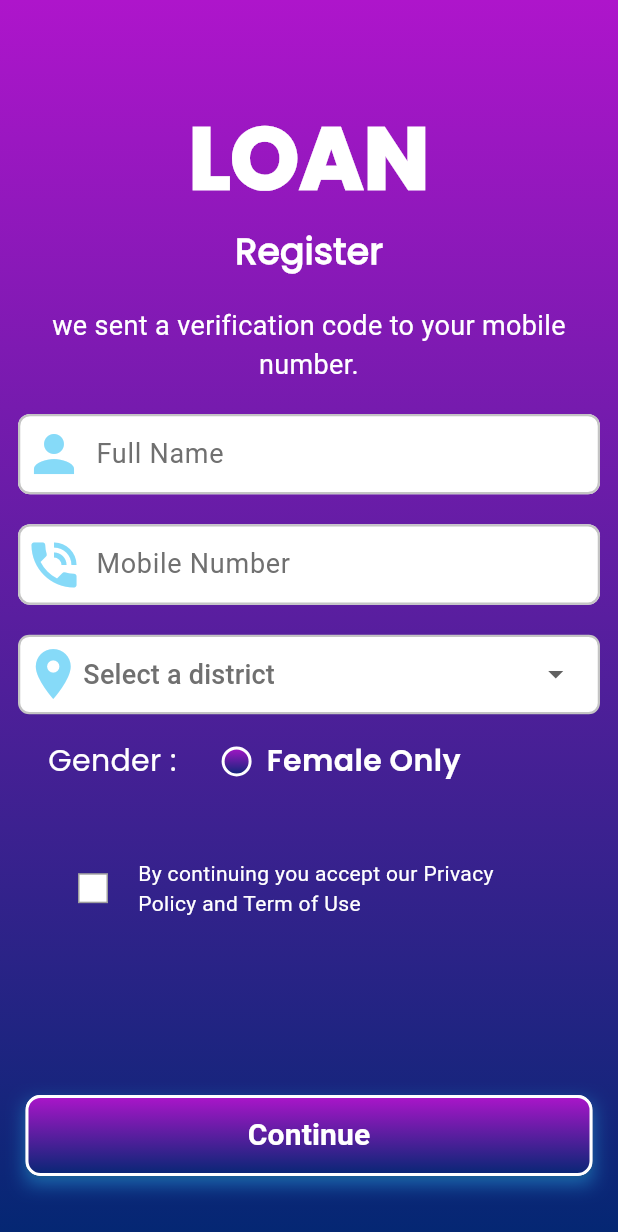
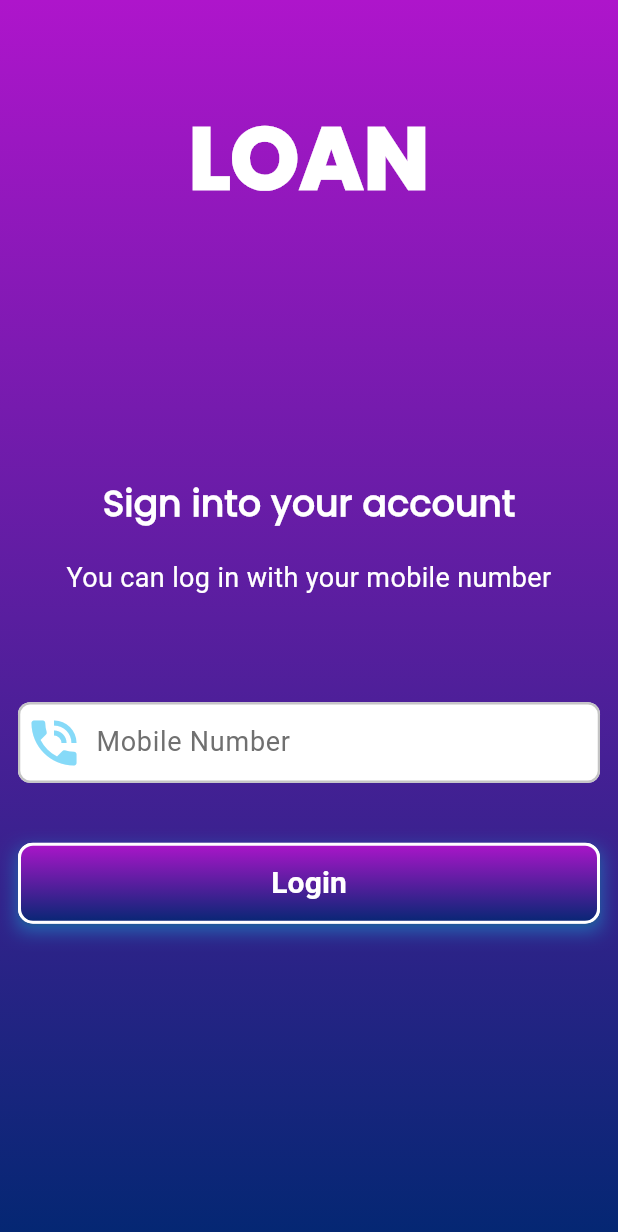
Before and after one commit to shahidulislam-dev/NGO_App, a Flutter app: the RegistrationScreen screen opened directly, after a tap on "Continue", on a phone screen of 412 x 824 dp. Shown: the top 1232 px of the screen. Run offline on Flutter 3.47's test engine with Material 3 defaults, Android fonts, the phone set to English and light mode, and no system bars; drawn by our look-alikes of dropdown_button2; our stand-ins replace animated_custom_dropdown, cloud_firestore, firebase_auth, firebase_core, flutter_otp_text_field, get and 3 more; accounts and stored records are empty.

Commit message:
"Third Day Development"

```diff
--- a/ngo_app/lib/const/colors.dart
+++ b/ngo_app/lib/const/colors.dart
@@ -11,6 +11,7 @@ const red = Color.fromRGBO(255, 115, 115, 1.0);
 const green = Color.fromRGBO(52, 168, 83, 1.0);
 const borderColor = Color.fromRGBO(196, 196, 196, 1);
 const iconColor = Color.fromRGBO(2, 177, 241, 0.478);
+const fontsLight = Color.fromRGBO(134, 146, 166, 1);
 
 // Your existing colors and gradient
 const gradientBackground = LinearGradient(
--- a/ngo_app/lib/const/images.dart
+++ b/ngo_app/lib/const/images.dart
@@ -2,6 +2,9 @@ const icLogo = "assets/icons/logo.png";
 const splashImage = "assets/icons/splashImage.png";
 const topHouse = "assets/icons/house1.png";
 const bottomHouse = "assets/icons/house2.png";
+const mobileIcon = "assets/icons/mobileIcon.png";
+const profileIcon = "assets/icons/profileIcon.png";
+const donationIcon = "assets/icons/Donations.png";
 const firstWelcome = "assets/images/firstWelcome.jpeg";
 const secondWelcome = "assets/images/secondWelcome.png";
 const thirdWelcome = "assets/images/thirdWelcome.jpeg";
--- a/ngo_app/lib/const/lists.dart
+++ b/ngo_app/lib/const/lists.dart
@@ -1,3 +1,4 @@
+import 'const.dart';
 
-
-const profileIconList = [];
+const drawerStringList = ["Dashboard","Profile","Download","Loan History","Support","Setting"];
+const drawerIconList = [Icons.dashboard, Icons.person,Icons.download_for_offline,Icons.history_edu, Icons.support, Icons.settings];
--- a/ngo_app/lib/const/strings.dart
+++ b/ngo_app/lib/const/strings.dart
@@ -8,4 +8,10 @@ const appName = "NGO Loan",
     gender = "Gender :",
     female = "Female Only",
     policy = "By continuing you accept our Privacy \nPolicy and Term of Use",
-    continueBtn = "Continue";
+    continueBtn = "Continue",
+    signInto = "Sign into your account",
+    signInWithMobil = "You can log in with your mobile number",
+    verifyMobile = "Verify Mobile Number",
+    verifyMsg = "A Four digit code hase been sent to the",
+    sampleNumber = "+880 01234567899",
+    enterOtpReq = "Please enter the code to continue.";
--- /dev/null
+++ b/ngo_app/lib/views/auth_screen/login_screen.dart
@@ -0,0 +1,44 @@
+import 'package:get/get.dart';
+import 'package:ngo_app/const/const.dart';
+import 'package:ngo_app/const/styles.dart';
+import 'package:ngo_app/views/auth_screen/otp_screen.dart';
+import 'package:ngo_app/widgets_common/bg_widget.dart';
+import 'package:ngo_app/widgets_common/custom_button.dart';
+import 'package:ngo_app/widgets_common/custom_textfield.dart';
+
+class LoginScreen extends StatelessWidget {
+  const LoginScreen({super.key});
+
+  @override
+  Widget build(BuildContext context) {
+    TextEditingController mobileController = TextEditingController();
+    return Scaffold(
+        resizeToAvoidBottomInset: false,
+        body: bgWidget(
+          child: Padding(
+            padding: const EdgeInsets.only(top: 100.0, left: 12, right: 12),
+            child: Column(
+              children: [
+                Center(child: loan.text.size(58).fontFamily(bold).fontWeight(FontWeight.w900).lineHeight(10.5/58).color(white).make()),
+                Expanded(
+                  child: Center(
+                    child: Column(
+                      mainAxisAlignment: MainAxisAlignment.center,
+                      children: [
+                        signInto.text.size(24).fontFamily(regular).fontWeight(FontWeight.w600).color(white).make(),
+                        20.heightBox,
+                        signInWithMobil.text.size(18).color(white).align(TextAlign.center).make(),
+                        70.heightBox,
+                        CustomTextfield(controller: mobileController,keyboardType: TextInputType.number, hintText: mobileHint, prefixIcon: const Icon(Icons.phone_in_talk, color: iconColor,size: 40)),
+                        40.heightBox,
+                        customButton(onPressed: (){Get.to(const OtpScreen());}, text: "Login")
+                      ],
+                    ),
+                  ),
+                )
+              ],
+            ),
+          )
+        ));
+  }
+}
--- a/ngo_app/lib/views/auth_screen/registration_screen.dart
+++ b/ngo_app/lib/views/auth_screen/registration_screen.dart
@@ -1,5 +1,7 @@
+import 'package:get/get.dart';
 import 'package:ngo_app/const/const.dart';
 import 'package:ngo_app/const/styles.dart';
+import 'package:ngo_app/views/auth_screen/login_screen.dart';
 import 'package:ngo_app/widgets_common/bg_widget.dart';
 import 'package:ngo_app/widgets_common/custom_button.dart';
 import 'package:ngo_app/widgets_common/custom_checkbox.dart';
@@ -36,7 +38,7 @@ class _RegistrationScreenState extends State<RegistrationScreen> {
                   20.heightBox,
                   CustomTextfield(controller: nameController, hintText: nameHint, prefixIcon: const Icon(Icons.person, color: iconColor,size: 40),),
                   20.heightBox,
-                  CustomTextfield(controller: nameController, hintText: mobileHint, prefixIcon: const Icon(Icons.phone_in_talk, color: iconColor,size: 40),),
+                  CustomTextfield(controller: nameController,keyboardType: TextInputType.number, hintText: mobileHint, prefixIcon: const Icon(Icons.phone_in_talk, color: iconColor,size: 40)),
                   20.heightBox,
                   const CustomDropdowns(),
                   17.heightBox,
@@ -61,7 +63,11 @@ class _RegistrationScreenState extends State<RegistrationScreen> {
                   const CustomCheckbox(),
                 ],
               ),
-              customButton(onPressed: (){}, text: "Continue")
+              Positioned(
+                  bottom: 40,
+                  left: 5,
+                  right: 5,
+                  child: customButton(onPressed: (){Get.to(const LoginScreen());}, text: "Continue"))
             ]
           ),
         )
--- a/ngo_app/lib/widgets_common/custom_button.dart
+++ b/ngo_app/lib/widgets_common/custom_button.dart
@@ -1,11 +1,7 @@
 import 'package:ngo_app/const/const.dart';
 
 Widget customButton({onPressed, text}){
-  return Positioned(
-    bottom: 40,
-    left: 5,
-    right: 5,
-    child: Container(
+  return Container(
     decoration: BoxDecoration(boxShadow: [
       BoxShadow(
         color: const Color(0xFF2083C3).withOpacity(0.8),
@@ -40,6 +36,5 @@ Widget customButton({onPressed, text}){
       ),
     ),
       ),
-    ),
   );
 }
--- a/ngo_app/lib/widgets_common/custom_dropdown.dart
+++ b/ngo_app/lib/widgets_common/custom_dropdown.dart
@@ -3,7 +3,7 @@ import 'package:flutter/material.dart';
 import 'package:flutter/services.dart';
 import 'package:get/get.dart';
 import 'package:ngo_app/const/colors.dart';
-import '../models/districts.dart';
+import '../model/districts.dart';
 import 'package:velocity_x/velocity_x.dart'; // For text styling
 
 class CustomDropdowns extends StatefulWidget {
@@ -20,7 +20,7 @@ class _CustomDropdownState extends State<CustomDropdowns> {
 
   // Load districts from JSON file
   Future<void> getDistricts() async {
-      var data = await rootBundle.loadString("lib/models/districts.json");
+      var data = await rootBundle.loadString("lib/service/districts.json");
       var jsonData = districtsModelFromJson(data); // Ensure this is correct
       var districtNames = jsonData.districts.map((e) => e.name).toList();
       districtsList.assignAll(districtNames);
--- a/ngo_app/lib/widgets_common/custom_textfield.dart
+++ b/ngo_app/lib/widgets_common/custom_textfield.dart
@@ -2,14 +2,14 @@ import 'package:flutter/material.dart';
 import 'package:ngo_app/const/colors.dart';
 class CustomTextfield extends StatelessWidget {
   final TextEditingController controller;
-  final TextInputType keyboardType;
+  final TextInputType? keyboardType;
   final bool? isObscureText;
   final String? obscureCharacter;
   final String? hintText;
   final Widget? prefixIcon;
   final Widget? suffixIcon;
 
-  const CustomTextfield({super.key, required this.controller, this.keyboardType = TextInputType.text, this.isObscureText = false, this.obscureCharacter = "*", required this.hintText, this.prefixIcon, this.suffixIcon});
+  const CustomTextfield({super.key, required this.controller, this.keyboardType, this.isObscureText = false, this.obscureCharacter = "*", required this.hintText, this.prefixIcon, this.suffixIcon});
 
   @override
   Widget build(BuildContext context) {
--- a/ngo_app/lib/widgets_common/district_dropdown.dart
+++ b/ngo_app/lib/widgets_common/district_dropdown.dart
@@ -2,7 +2,7 @@ import 'package:flutter/material.dart';
 import 'package:flutter/services.dart';
 import 'package:get/get.dart';
 import 'package:ngo_app/const/colors.dart';
-import 'package:ngo_app/models/districts.dart';
+import 'package:ngo_app/model/districts.dart';
 import 'package:animated_custom_dropdown/custom_dropdown.dart'; // Import the custom dropdown package
 import 'package:velocity_x/velocity_x.dart'; // For text styling
 
--- a/ngo_app/pubspec.yaml
+++ b/ngo_app/pubspec.yaml
@@ -42,6 +42,9 @@ dependencies:
   velocity_x: ^4.2.1
   animated_custom_dropdown: ^3.1.1
   dropdown_button2: ^2.3.9
+  flutter_otp_text_field: ^1.2.0
+  fluttertoast: ^8.2.8
+  google_nav_bar: ^5.0.6
   get: ^4.6.6
 
 dev_dependencies:
@@ -71,7 +74,7 @@ flutter:
     - assets/
     - assets/images/
     - assets/icons/
-    - lib/models/districts.json
+    - lib/service/districts.json
 
   # An image asset can refer to one or more resolution-specific "variants", see
   # https://flutter.dev/to/resolution-aware-images
```
Also changed, not shown: ngo_app/lib/views/auth_screen/otp_screen.dart (added, +97 -0 lines), ngo_app/lib/views/home/home.dart (added, +138 -0 lines), ngo_app/lib/views/home/home_screen.dart (added, +14 -0 lines), ngo_app/lib/views/profile_screen/profile_screen.dart (added, +10 -0 lines), ngo_app/assets/icons/Donations.png (added), ngo_app/assets/icons/mobileIcon.png (added), ngo_app/assets/icons/profileIcon.png (added), ngo_app/lib/model/districts.dart (renamed from ngo_app/lib/models/districts.dart), ngo_app/lib/service/districts.json (renamed from ngo_app/lib/models/districts.json), ngo_app/pubspec.lock. Lines whose indentation alone changed are shown as unchanged.
